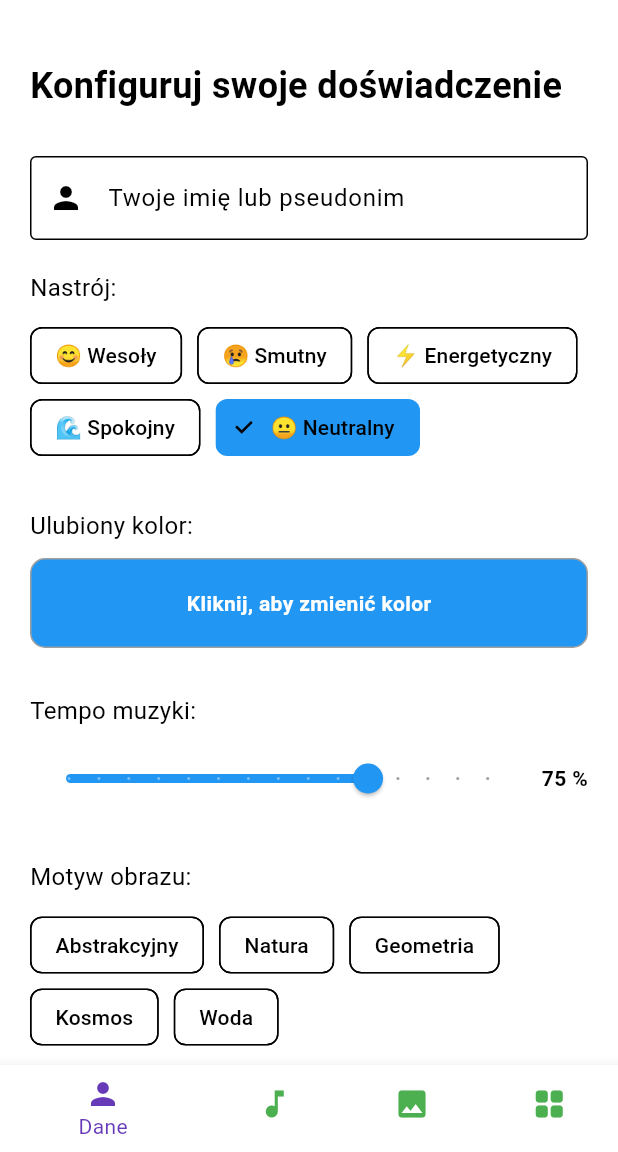
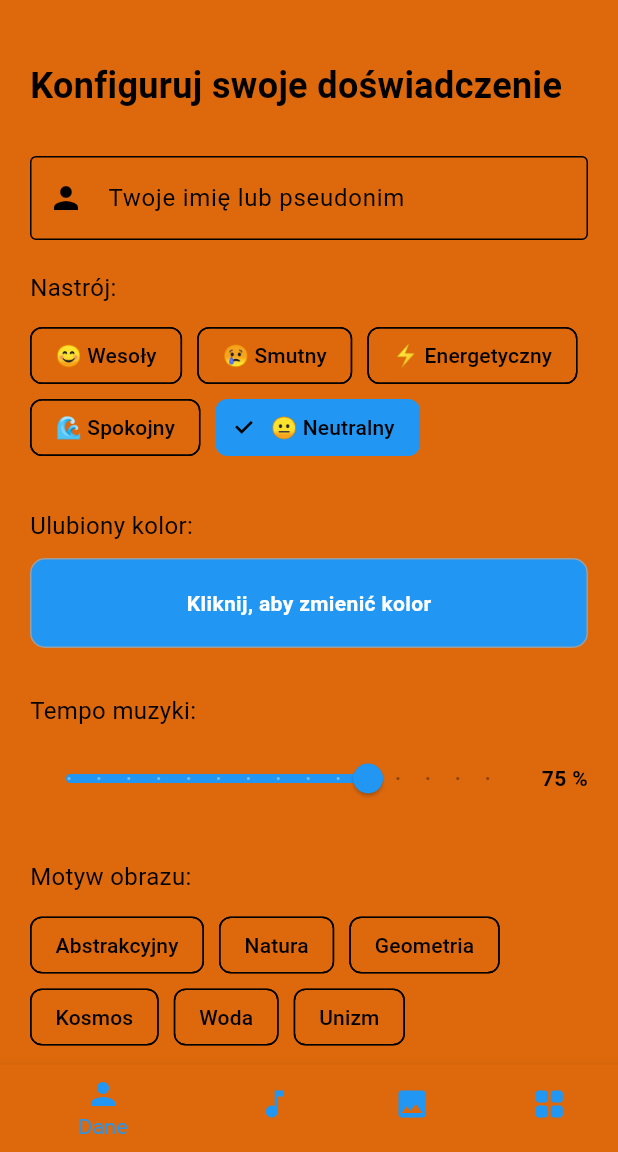
Before and after one commit to Fawkes69/Generator_szczescia, a Flutter app: the screen it shows after launch, on a phone screen of 412 x 824 dp, the part 84-1236 px from its top. Run offline on Flutter 3.47's test engine with Material 3 defaults, Android fonts, the phone set to English and light mode, and no system bars; our stand-ins replace audioplayers, flutter_colorpicker, shared_preferences.

Commit message:
- Zwiększono przejżystość ekranów - Dodano nowy motyw obrazów - unizm, inspirowany pracami Władysława Strzemińskiego

```diff
--- a/lib/home.dart
+++ b/lib/home.dart
@@ -26,17 +26,18 @@ class _HomePageState extends State<HomePage> {
 
   @override
   Widget build(BuildContext context) {
+    final userData = Provider.of<UserData>(context);
+    final bool isLightColor = userData.favoriteColor.computeLuminance() > 0.5;
     return Scaffold(
       appBar: AppBar(
         title: const Text('Eksperymenty z Multimediami'),
-        backgroundColor: Theme.of(context).colorScheme.primary,
-        foregroundColor: Colors.white,
+        backgroundColor: userData.favoriteColor,
+        foregroundColor: isLightColor ? Colors.black : Colors.white,
       ),
       body: _pages[_selectedIndex],
       bottomNavigationBar: BottomNavigationBar(
-        backgroundColor: Colors.white,
-        selectedItemColor: Colors.deepPurple,
-        unselectedItemColor: Colors.green,
+        selectedItemColor: isLightColor ? userData.invertedColor : userData.favoriteColor,
+        unselectedItemColor: isLightColor ? userData.invertedColor : userData.favoriteColor,
         currentIndex: _selectedIndex,
         onTap: (index) {
           setState(() {
@@ -130,6 +131,7 @@ class UserInputPage extends StatelessWidget {
                     ),
                     actions: [
                       TextButton(
+                        style: TextButton.styleFrom(foregroundColor: Theme.of(context).colorScheme.onSurface),
                         onPressed: () => Navigator.pop(context),
                         child: const Text('OK'),
                       ),
@@ -192,7 +194,7 @@ class UserInputPage extends StatelessWidget {
           const SizedBox(height: 10),
           Wrap(
             spacing: 10,
-            children: ['Abstrakcyjny', 'Natura', 'Geometria', 'Kosmos', 'Woda']
+            children: ['Abstrakcyjny', 'Natura', 'Geometria', 'Kosmos', 'Woda','Unizm']
                 .map((theme) {
               return FilterChip(
                 label: Text(theme),
--- a/lib/main.dart
+++ b/lib/main.dart
@@ -16,13 +16,15 @@ class MyApp extends StatelessWidget {
       create: (context) => UserData(),
       child: Consumer<UserData>(
         builder: (context, userData, child) {
+          final luminance = userData.favoriteColor.computeLuminance();
+          final isLightColor = luminance > 0.5;
           return MaterialApp(
             title: 'Generator szczęścia',
             theme: ThemeData(
               colorScheme: ColorScheme.light(
                 primary: userData.favoriteColor,
                 secondary: userData.favoriteColor,
-                surface: Colors.white,
+                surface: isLightColor ? userData.favoriteColor : userData.invertedColor,
               ),
               useMaterial3: true,
             ),
```
Also changed, not shown: lib/image_generator.dart (+126 -1 lines).
